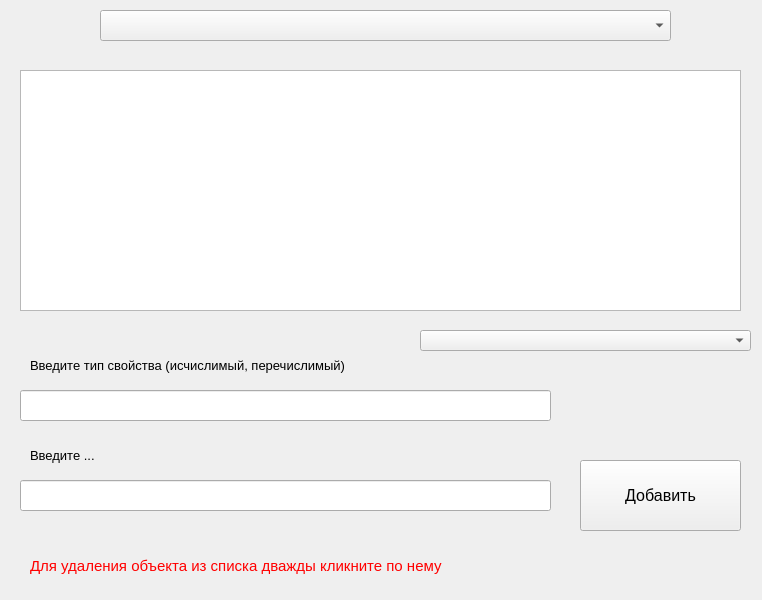
The window that UI/possibleValues.ui (JovannaSG/Knowledge_based_system) describes before a commit, drawn with Qt 5.
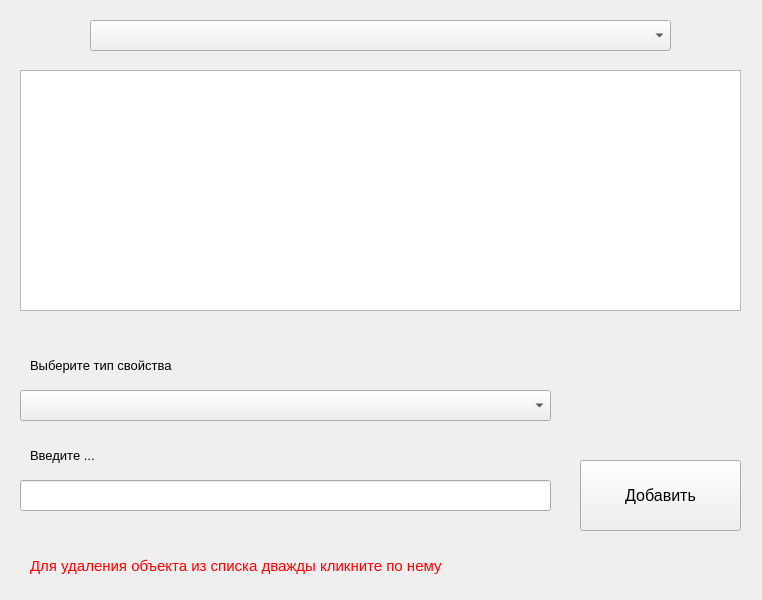
The same window after the commit.

The edit to the form file:
```diff
--- a/UI/possibleValues.ui
+++ b/UI/possibleValues.ui
@@ -34,9 +34,9 @@
   <widget class="QComboBox" name="propertiesList">
    <property name="geometry">
     <rect>
-     <x>100</x>
-     <y>10</y>
-     <width>571</width>
+     <x>90</x>
+     <y>20</y>
+     <width>581</width>
      <height>31</height>
     </rect>
    </property>
@@ -133,21 +133,6 @@
     <string>Для удаления объекта из списка дважды кликните по нему</string>
    </property>
   </widget>
-  <widget class="QLineEdit" name="inputLine_2">
-   <property name="geometry">
-    <rect>
-     <x>20</x>
-     <y>390</y>
-     <width>531</width>
-     <height>31</height>
-    </rect>
-   </property>
-   <property name="font">
-    <font>
-     <pointsize>10</pointsize>
-    </font>
-   </property>
-  </widget>
   <widget class="QLabel" name="label_2">
    <property name="geometry">
     <rect>
@@ -163,21 +148,21 @@
     </font>
    </property>
    <property name="text">
-    <string>Введите тип свойства (исчислимый, перечислимый)</string>
+    <string>Выберите тип свойства</string>
    </property>
   </widget>
   <widget class="QComboBox" name="comboBox">
    <property name="geometry">
     <rect>
-     <x>420</x>
-     <y>330</y>
-     <width>331</width>
-     <height>21</height>
+     <x>20</x>
+     <y>390</y>
+     <width>531</width>
+     <height>31</height>
     </rect>
    </property>
    <property name="font">
     <font>
-     <pointsize>12</pointsize>
+     <pointsize>14</pointsize>
     </font>
    </property>
   </widget>
```
Left out of the diff: 2 changed lines with no effect on the pictures.
